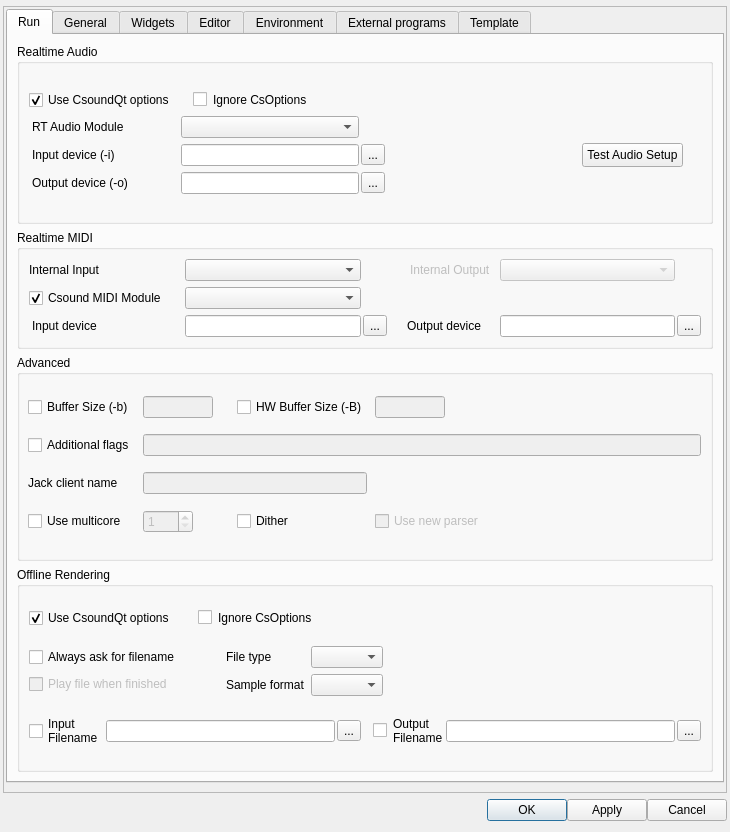
Above: src/configdialog.ui from CsoundQt/CsoundQt before the change. Below: the same form after it.
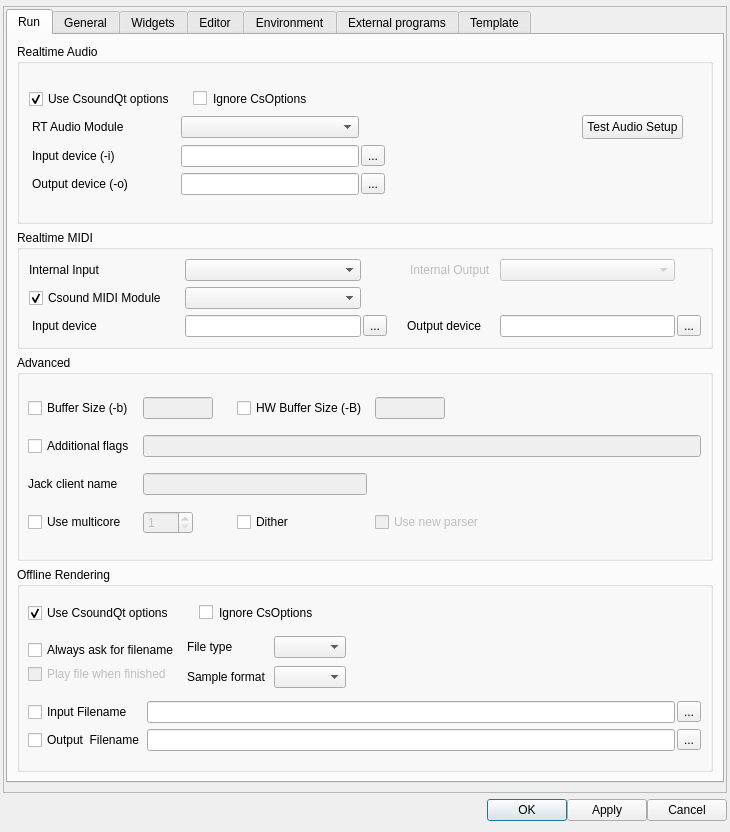
That is the form after the change. Icons and pictures are not drawn.

Commit message: spacing of config in macos

What changed in the file:
```diff
--- a/src/configdialog.ui
+++ b/src/configdialog.ui
@@ -146,7 +146,7 @@
                 <property name="verticalSpacing">
                  <number>6</number>
                 </property>
-                <item row="5" column="1">
+                <item row="6" column="1">
                  <widget class="QLineEdit" name="RtOutputLineEdit">
                   <property name="toolTip">
                    <string>&lt;html&gt;&lt;head/&gt;&lt;body&gt;&lt;p&gt;Audio device used for output. Use the &amp;quot;...&amp;quot; button to select one of the audio devices available (select the realtime audio module first)&lt;/p&gt;&lt;/body&gt;&lt;/html&gt;</string>
@@ -179,7 +179,7 @@
                   </property>
                  </widget>
                 </item>
-                <item row="5" column="0">
+                <item row="6" column="0">
                  <widget class="QLabel" name="label_5">
                   <property name="toolTip">
                    <string>&lt;html&gt;&lt;head/&gt;&lt;body&gt;&lt;p&gt;Audio device used for output. Use the &amp;quot;...&amp;quot; button to select one of the audio devices available (select the realtime audio module first)&lt;/p&gt;&lt;/body&gt;&lt;/html&gt;</string>
@@ -192,7 +192,7 @@
                   </property>
                  </widget>
                 </item>
-                <item row="4" column="2">
+                <item row="5" column="2">
                  <widget class="QToolButton" name="audioInputToolButton">
                   <property name="text">
                    <string>...</string>
@@ -228,7 +228,7 @@
                   </property>
                  </spacer>
                 </item>
-                <item row="4" column="0">
+                <item row="5" column="0">
                  <widget class="QLabel" name="label_4">
                   <property name="minimumSize">
                    <size>
@@ -257,7 +257,7 @@
                   </property>
                  </widget>
                 </item>
-                <item row="4" column="1">
+                <item row="5" column="1">
                  <widget class="QLineEdit" name="RtInputLineEdit">
                   <property name="minimumSize">
                    <size>
@@ -270,7 +270,23 @@
                   </property>
                  </widget>
                 </item>
-                <item row="5" column="2">
+                <item row="3" column="3">
+                 <spacer name="horizontalSpacer_13">
+                  <property name="orientation">
+                   <enum>Qt::Horizontal</enum>
+                  </property>
+                  <property name="sizeType">
+                   <enum>QSizePolicy::Minimum</enum>
+                  </property>
+                  <property name="sizeHint" stdset="0">
+                   <size>
+                    <width>18</width>
+                    <height>2</height>
+                   </size>
+                  </property>
+                 </spacer>
+                </item>
+                <item row="6" column="2">
                  <widget class="QToolButton" name="audioOutputToolButton">
                   <property name="text">
                    <string>...</string>
@@ -306,7 +322,7 @@
                   </property>
                  </spacer>
                 </item>
-                <item row="3" column="5" rowspan="3">
+                <item row="3" column="5">
                  <widget class="QPushButton" name="testAudioSetupButton">
                   <property name="styleSheet">
                    <string notr="true">padding: 4px</string>
@@ -518,11 +534,17 @@
               <property name="leftMargin">
                <number>8</number>
               </property>
+              <property name="topMargin">
+               <number>8</number>
+              </property>
+              <property name="bottomMargin">
+               <number>8</number>
+              </property>
               <property name="horizontalSpacing">
                <number>8</number>
               </property>
               <property name="verticalSpacing">
-               <number>4</number>
+               <number>2</number>
               </property>
               <item row="4" column="4">
                <widget class="QCheckBox" name="DitherCheckBox">
@@ -730,57 +752,53 @@
               <set>Qt::AlignLeading</set>
              </property>
              <layout class="QGridLayout" name="gridLayout_15">
+              <property name="leftMargin">
+               <number>8</number>
+              </property>
+              <property name="horizontalSpacing">
+               <number>8</number>
+              </property>
+              <property name="verticalSpacing">
+               <number>6</number>
+              </property>
               <item row="2" column="1">
                <layout class="QGridLayout" name="formatLayout">
-                <item row="1" column="2">
-                 <widget class="QComboBox" name="FileFormatComboBox"/>
-                </item>
-                <item row="0" column="2">
-                 <widget class="QComboBox" name="FileTypeComboBox"/>
-                </item>
-                <item row="0" column="3">
-                 <spacer name="horizontalSpacer_15">
-                  <property name="orientation">
-                   <enum>Qt::Horizontal</enum>
-                  </property>
-                  <property name="sizeHint" stdset="0">
-                   <size>
-                    <width>40</width>
-                    <height>20</height>
-                   </size>
-                  </property>
-                 </spacer>
-                </item>
-                <item row="0" column="1">
+                <property name="spacing">
+                 <number>8</number>
+                </property>
+                <item row="0" column="0">
                  <widget class="QLabel" name="label_9">
                   <property name="text">
                    <string>File type</string>
                   </property>
                  </widget>
                 </item>
+                <item row="0" column="2">
+                 <spacer name="horizontalSpacer_15">
+                  <property name="orientation">
+                   <enum>Qt::Horizontal</enum>
+                  </property>
+                  <property name="sizeHint" stdset="0">
+                   <size>
+                    <width>40</width>
+                    <height>20</height>
+                   </size>
+                  </property>
+                 </spacer>
+                </item>
+                <item row="0" column="1">
+                 <widget class="QComboBox" name="FileTypeComboBox"/>
+                </item>
                 <item row="1" column="1">
+                 <widget class="QComboBox" name="FileFormatComboBox"/>
+                </item>
+                <item row="1" column="0">
                  <widget class="QLabel" name="label_10">
                   <property name="text">
                    <string>Sample format</string>
                   </property>
                  </widget>
                 </item>
-                <item row="0" column="0">
-                 <spacer name="horizontalSpacer_16">
-                  <property name="orientation">
-                   <enum>Qt::Horizontal</enum>
-                  </property>
-                  <property name="sizeType">
-                   <enum>QSizePolicy::Fixed</enum>
-                  </property>
-                  <property name="sizeHint" stdset="0">
-                   <size>
-                    <width>40</width>
-                    <height>20</height>
-                   </size>
-                  </property>
-                 </spacer>
-                </item>
                </layout>
               </item>
               <item row="3" column="0" colspan="2">
@@ -788,35 +806,16 @@
                 <property name="horizontalSpacing">
                  <number>2</number>
                 </property>
-                <item row="0" column="5">
-                 <widget class="QToolButton" name="outputFilenameToolButton">
-                  <property name="text">
-                   <string>...</string>
-                  </property>
-                 </widget>
-                </item>
-                <item row="0" column="3">
-                 <widget class="QCheckBox" name="OutputFilenameCheckBox">
-                  <property name="styleSheet">
-                   <string notr="true">padding-left: 10px</string>
-                  </property>
-                  <property name="text">
-                   <string>Output 
-Filename</string>
-                  </property>
-                 </widget>
-                </item>
-                <item row="0" column="4">
-                 <widget class="QLineEdit" name="OutputFilenameLineEdit"/>
-                </item>
+                <property name="verticalSpacing">
+                 <number>6</number>
+                </property>
                 <item row="0" column="1">
                  <widget class="QLineEdit" name="InputFilenameLineEdit"/>
                 </item>
                 <item row="0" column="0">
                  <widget class="QCheckBox" name="InputFilenameCheckBox">
                   <property name="text">
-                   <string>Input
-Filename</string>
+                   <string>Input Filename</string>
                   </property>
                  </widget>
                 </item>
@@ -827,6 +826,26 @@
                   </property>
                  </widget>
                 </item>
+                <item row="1" column="0">
+                 <widget class="QCheckBox" name="OutputFilenameCheckBox">
+                  <property name="styleSheet">
+                   <string notr="true"/>
+                  </property>
+                  <property name="text">
+                   <string>Output  Filename</string>
+                  </property>
+                 </widget>
+                </item>
+                <item row="1" column="1">
+                 <widget class="QLineEdit" name="OutputFilenameLineEdit"/>
+                </item>
+                <item row="1" column="2">
+                 <widget class="QToolButton" name="outputFilenameToolButton">
+                  <property name="text">
+                   <string>...</string>
+                  </property>
+                 </widget>
+                </item>
                </layout>
               </item>
               <item row="2" column="0">
```
Left out of the diff: 24 changed lines with no effect on the pictures. The commit also changes 3 other files.
